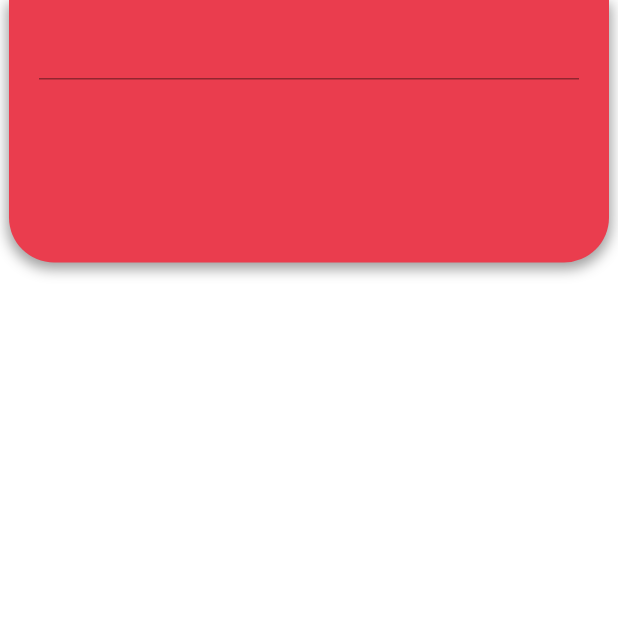
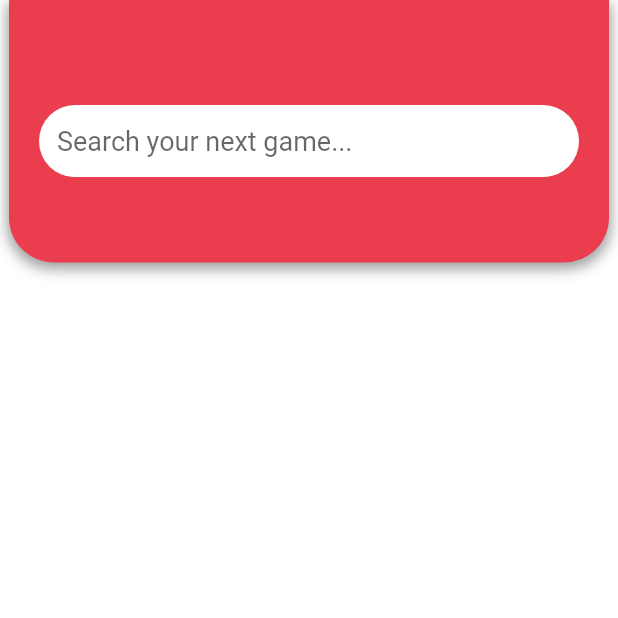
Before and after one commit to Ramsubito/App-project, a Flutter app: the screen it shows once a user with an empty profile is signed in, after a tap on "Look for prices", on a phone screen of 412 x 824 dp, the top half of it. Run offline on Flutter 3.47's test engine with Material 2 defaults, Android fonts, the phone set to English and light mode, and no system bars; our stand-ins replace cloud_firestore, firebase_auth, firebase_core; missing offline and left inert: dart:ffi, flutterfire_ui; accounts and stored records are empty.

Commit message:
search screen looking fresh

```diff
--- a/ltg_app/lib/main.dart
+++ b/ltg_app/lib/main.dart
@@ -75,11 +75,6 @@ class LTG_App extends StatelessWidget {
                               child: Column(
                                 children: const <Widget>[
                                   Padding(padding: EdgeInsets.only(top: 40)),
-                                  Icon(
-                                    Icons.settings,
-                                    color: Colors.black,
-                                    size: 50,
-                                  ),
                                   Padding(padding: EdgeInsets.only(top: 20)),
                                   Text(
                                     'LTG',
--- a/ltg_app/lib/screens/screen1.dart
+++ b/ltg_app/lib/screens/screen1.dart
@@ -73,6 +73,32 @@ class _Screen1State extends State<Screen1> {
           Container(
             height: 175,
             width: 400,
+            child: Padding(
+              padding: const EdgeInsets.fromLTRB(20, 70, 20, 20),
+              child: TextField(
+                  decoration: InputDecoration(
+                    filled: true,
+                    fillColor: Colors.white,
+                    hintText: 'Search your next game...',
+                    focusedBorder: OutlineInputBorder(
+                      borderSide: const BorderSide(color: Colors.white),
+                      borderRadius: BorderRadius.circular(25.7),
+                    ),
+                    enabledBorder: UnderlineInputBorder(
+                      borderSide: const BorderSide(color: Colors.white),
+                      borderRadius: BorderRadius.circular(25.7),
+                    ),
+                  ),
+                  style: const TextStyle(color: Colors.black, fontSize: 18),
+                  controller: _controller,
+                  onSubmitted: (gameName) {
+                    if (gameName.isNotEmpty) {
+                      if (widget.state != -1) {
+                        _offersListSearch(gameName);
+                      }
+                    } else {}
+                  }),
+            ),
             decoration: const BoxDecoration(
                 color: Color.fromARGB(255, 234, 61, 78),
                 borderRadius: BorderRadius.only(
@@ -85,20 +111,6 @@ class _Screen1State extends State<Screen1> {
                       blurRadius: 7,
                       offset: Offset(0, 3)),
                 ]),
-            child: Padding(
-              padding: const EdgeInsets.fromLTRB(20, 5, 20, 5),
-              child: TextField(
-                  decoration: const InputDecoration(),
-                  style: const TextStyle(color: Colors.grey),
-                  controller: _controller,
-                  onSubmitted: (gameName) {
-                    if (gameName.isNotEmpty) {
-                      if (widget.state != -1) {
-                        _offersListSearch(gameName);
-                      }
-                    }
-                  }),
-            ),
           ),
           Expanded(
             child: ListView.builder(
```
Also changed, not shown: ltg_app/pubspec.lock.
